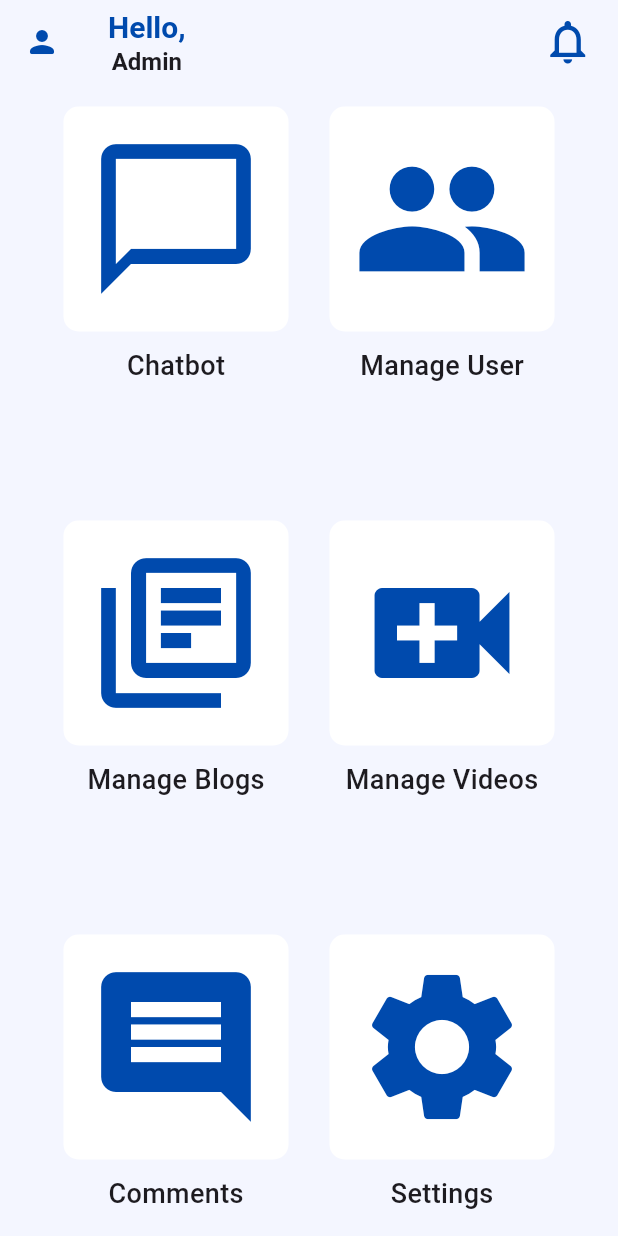
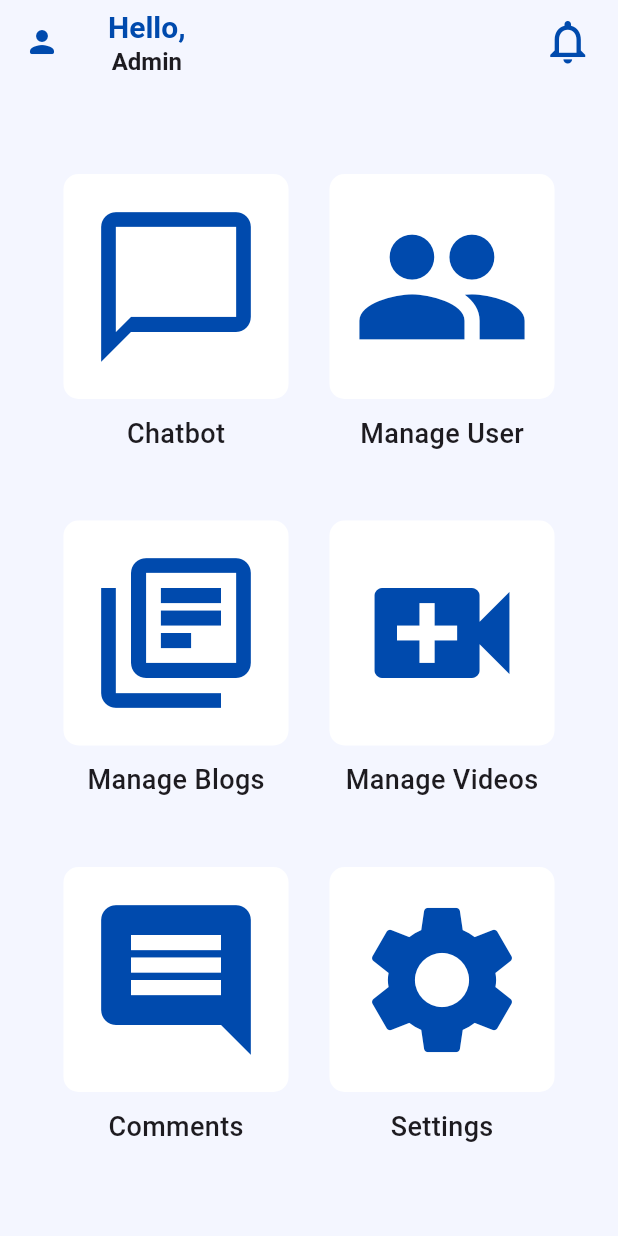
Before and after one commit to IT21175466/Flutter-Pertise-Project, a Flutter app: the screen it shows after launch, on a phone screen of 412 x 824 dp. Run offline on Flutter 3.47's test engine with Material 2 defaults, Android fonts, the phone set to English and light mode, and no system bars; our stand-ins replace otp_text_field.

Commit message:
Update AdminHomeScreen.dart

```diff
--- a/lib/Frontend/AdminHomeScreen.dart
+++ b/lib/Frontend/AdminHomeScreen.dart
@@ -16,7 +16,7 @@ class _AdminHomeScreenState extends State<AdminHomeScreen> {
           Icons.person_rounded,
           color: Color.fromARGB(255, 0, 74, 173),
         ),
-        title: SingleChildScrollView(
+        title: const SingleChildScrollView(
           child: Row(
             children: [
               Column(
@@ -59,6 +59,7 @@ class _AdminHomeScreenState extends State<AdminHomeScreen> {
         padding: EdgeInsets.symmetric(vertical: 15, horizontal: 15),
         child: Column(
           children: [
+            Spacer(),
             //1st Row
             Row(
               children: [
@@ -288,6 +289,7 @@ class _AdminHomeScreenState extends State<AdminHomeScreen> {
                 Spacer(),
               ],
             ),
+            Spacer(),
           ],
         ),
       ),
```
